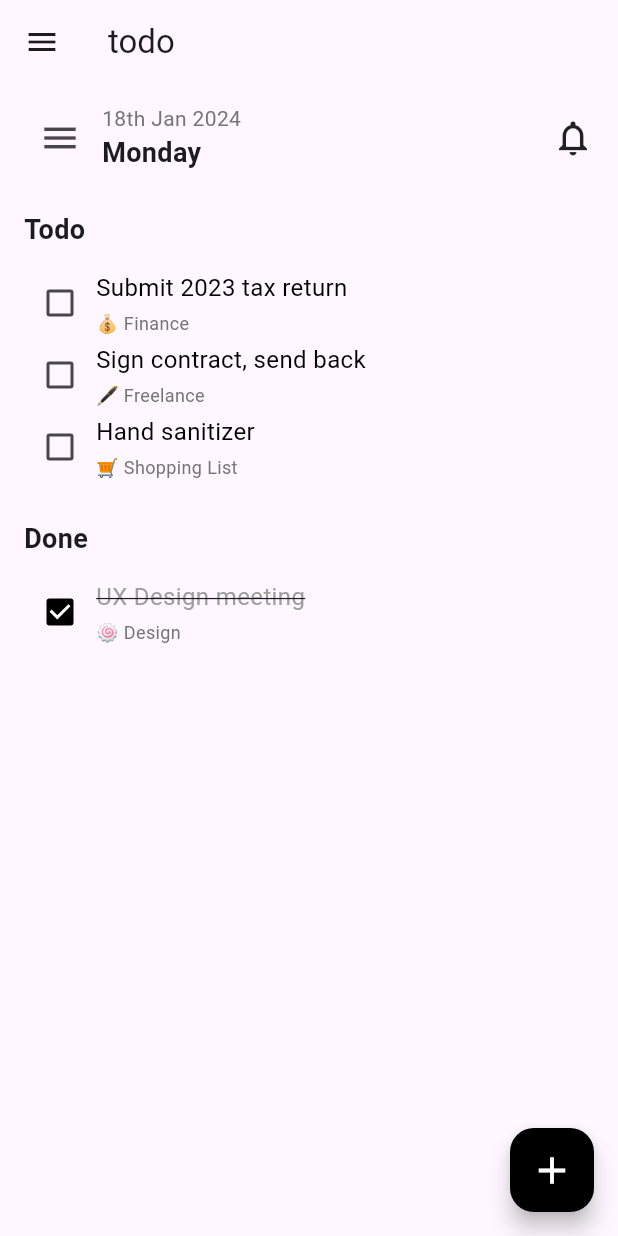
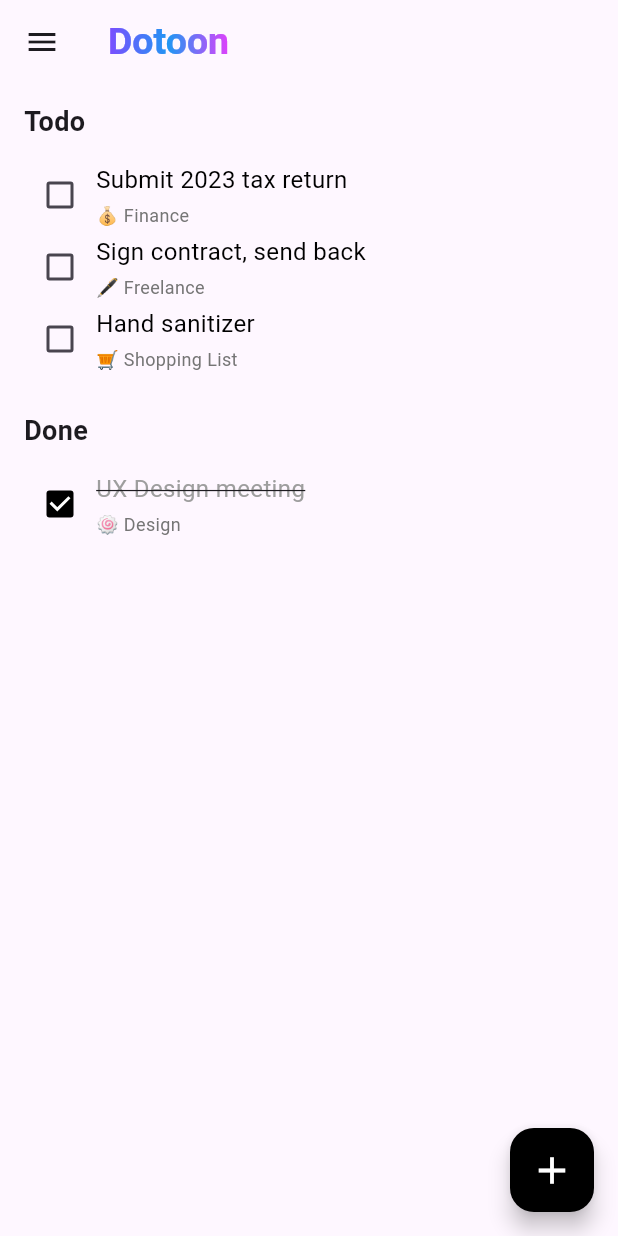
Before and after one commit to mayurpawar17/dotoon-todo-app, a Flutter app: the TodoScreen screen opened by its route, on a phone screen of 412 x 824 dp. Run offline on Flutter 3.47's test engine with Material 3 defaults, Android fonts, the phone set to English and light mode, and no system bars; drawn by our look-alikes of simple_gradient_text.

Commit message:
change in appbar in todoScreen

```diff
--- a/lib/screens/todoScreen.dart
+++ b/lib/screens/todoScreen.dart
@@ -1,4 +1,5 @@
 import 'package:flutter/material.dart';
+import 'package:simple_gradient_text/simple_gradient_text.dart';
 
 import '../widgets/todoTile.dart';
 
@@ -15,7 +16,11 @@ class _TodoScreenState extends State<TodoScreen> {
     return Scaffold(
       drawer: Drawer(child: Column(children: [Text('Hello world')])),
       appBar: AppBar(
-        title: Text('todo'),
+        title: GradientText(
+          'Dotoon',
+          style: TextStyle(fontWeight: FontWeight.bold, fontSize: 25),
+          colors: [Colors.deepPurpleAccent, Colors.blue, Colors.purpleAccent],
+        ),
       ),
       floatingActionButton: FloatingActionButton(
         onPressed: () {
@@ -34,51 +39,6 @@ class _TodoScreenState extends State<TodoScreen> {
           child: Column(
             crossAxisAlignment: CrossAxisAlignment.start,
             children: [
-              // Top UI with menu icon opening drawer
-              Row(
-                mainAxisAlignment: MainAxisAlignment.spaceBetween,
-                children: [
-                  Row(
-                    children: [
-                      // Make menu icon tappable
-                      IconButton(
-                        icon: const Icon(Icons.menu, size: 28),
-                        onPressed: () {
-
-                           showDrawer();
-
-                          setState(() {});
-
-                        },
-                      ),
-                      const SizedBox(width: 4),
-                      Column(
-                        crossAxisAlignment: CrossAxisAlignment.start,
-                        children: [
-                          Text(
-                            '18th Jan 2024',
-                            style: TextStyle(
-                              fontSize: 14,
-                              color: Colors.grey[600],
-                            ),
-                          ),
-                          const Text(
-                            'Monday',
-                            style: TextStyle(
-                              fontSize: 18,
-                              fontWeight: FontWeight.bold,
-                            ),
-                          ),
-                        ],
-                      ),
-                    ],
-                  ),
-                  const Icon(Icons.notifications_none, size: 28),
-                ],
-              ),
-
-              const SizedBox(height: 24),
-
               const Text(
                 'Todo',
                 style: TextStyle(fontSize: 18, fontWeight: FontWeight.bold),
--- a/pubspec.yaml
+++ b/pubspec.yaml
@@ -35,6 +35,7 @@ dependencies:
   # Use with the CupertinoIcons class for iOS style icons.
   cupertino_icons: ^1.0.8
   provider: ^6.1.5
+  simple_gradient_text: ^1.3.0
 
 dev_dependencies:
   flutter_test:
```
Also changed, not shown: pubspec.lock.
